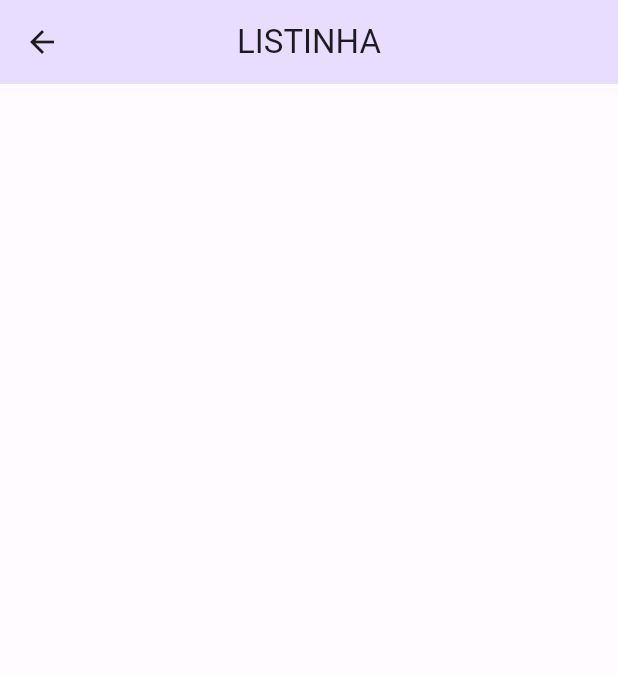
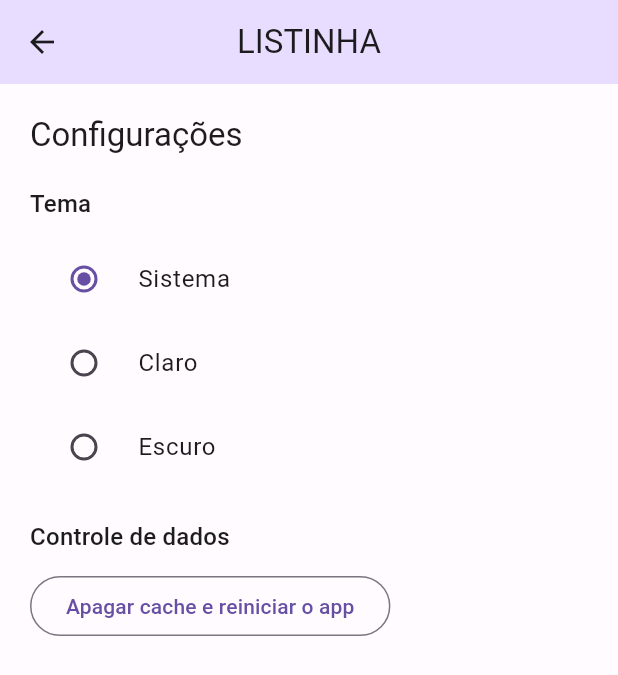
Before and after one commit to anabellon/listinha, a Flutter app: the ConfigurationPage screen opened by its route, on a phone screen of 412 x 824 dp. Shown: the top 675 px of the screen. Run offline on Flutter 3.47's test engine with Material 2 defaults, Android fonts, the phone set to English and light mode, and no system bars; our stand-ins replace flutter_modular.

Commit message:
config de tema

```diff
--- a/app/lib/src/configuration/configuration_page.dart
+++ b/app/lib/src/configuration/configuration_page.dart
@@ -1,4 +1,6 @@
 import 'package:flutter/material.dart';
+import 'package:flutter_modular/flutter_modular.dart';
+import 'package:listinha/src/shared/stores/app_store.dart';
 
 class ConfigurationPage extends StatefulWidget {
   const ConfigurationPage({super.key});
@@ -10,10 +12,66 @@ class ConfigurationPage extends StatefulWidget {
 class _ConfigurationPageState extends State<ConfigurationPage> {
   @override
   Widget build(BuildContext context) {
+    final appStore = context.watch<AppStore>(
+      (store) => store.themeMode,
+    );
+
     return Scaffold(
       appBar: AppBar(
         title: const Text('LISTINHA'),
       ),
+      body: Padding(
+        padding: const EdgeInsets.fromLTRB(20, 20, 20, 0),
+        child: Column(
+          crossAxisAlignment: CrossAxisAlignment.start,
+          children: [
+            Text(
+              'Configurações',
+              style: Theme.of(context).textTheme.titleLarge,
+            ),
+            const SizedBox(height: 20),
+            Text(
+              'Tema',
+              style: Theme.of(context).textTheme.titleMedium,
+            ),
+            const SizedBox(height: 10),
+            RadioListTile(
+              value: ThemeMode.system,
+              groupValue: appStore.themeMode.value,
+              title: const Text('Sistema'),
+              onChanged: (mode) {
+                appStore.themeMode.value = mode!;
+              },
+            ),
+            RadioListTile(
+              value: ThemeMode.light,
+              groupValue: appStore.themeMode.value,
+              title: const Text('Claro'),
+              onChanged: (mode) {
+                appStore.themeMode.value = mode!;
+              },
+            ),
+            RadioListTile(
+              value: ThemeMode.dark,
+              groupValue: appStore.themeMode.value,
+              title: const Text('Escuro'),
+              onChanged: (mode) {
+                appStore.themeMode.value = mode!;
+              },
+            ),
+            const SizedBox(height: 20),
+            Text(
+              'Controle de dados',
+              style: Theme.of(context).textTheme.titleMedium,
+            ),
+            const SizedBox(height: 10),
+            OutlinedButton(
+              onPressed: () {},
+              child: const Text('Apagar cache e reiniciar o app'),
+            ),
+          ],
+        ),
+      ),
     );
   }
 }
--- a/app/lib/src/home/home_module.dart
+++ b/app/lib/src/home/home_module.dart
@@ -5,7 +5,6 @@ import 'home_page.dart';
 
 class HomeModule extends Module {
   @override
-  // TODO: implement routes
   List<ModularRoute> get routes => [
         ChildRoute(
           '/',
--- a/app/lib/src/shared/app_module.dart
+++ b/app/lib/src/shared/app_module.dart
@@ -1,9 +1,15 @@
 import 'package:flutter_modular/flutter_modular.dart';
 import 'package:listinha/src/home/home_module.dart';
+import 'package:listinha/src/shared/stores/app_store.dart';
 
 import '../configuration/configuration_page.dart';
 
 class AppModule extends Module {
+  @override
+  List<Bind<Object>> get binds => [
+        Bind.singleton((i) => AppStore()),
+      ];
+
   @override
   List<ModularRoute> get routes => [
         ModuleRoute(
--- /dev/null
+++ b/app/lib/src/shared/stores/app_store.dart
@@ -0,0 +1,7 @@
+import 'package:flutter/material.dart';
+
+class AppStore {
+  // classe de gerenciamento de estado
+
+  final themeMode = ValueNotifier(ThemeMode.system);
+}
```
Also changed, not shown: app/lib/src/app_widget.dart (+6 -1 lines), 1 other file.
